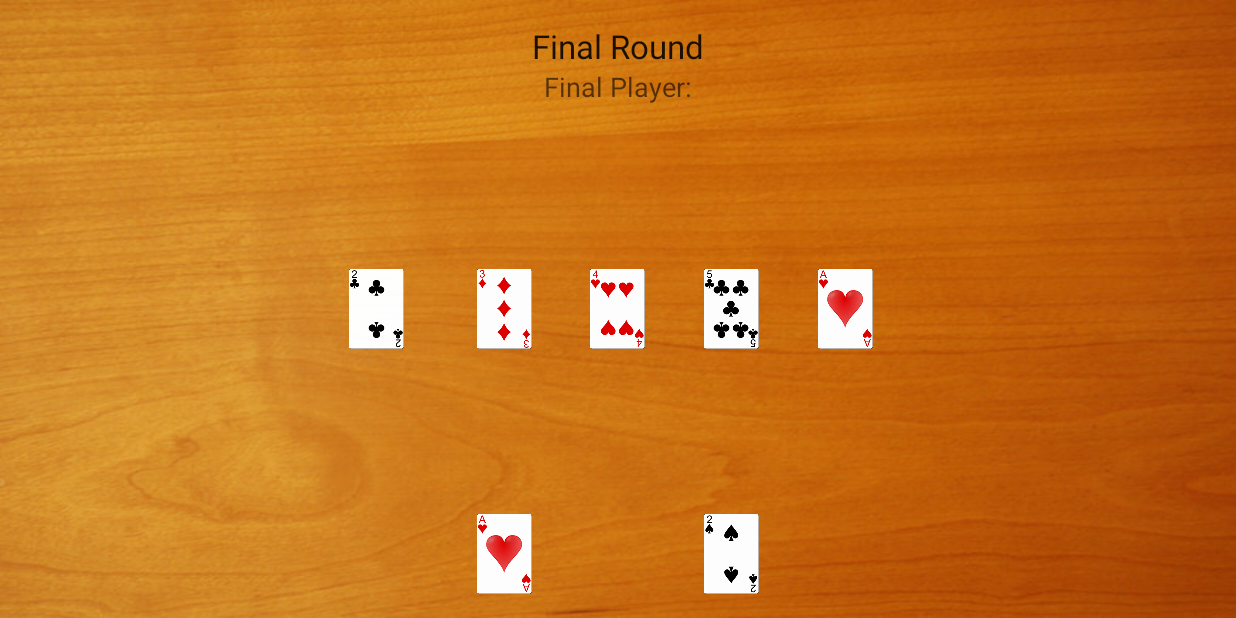
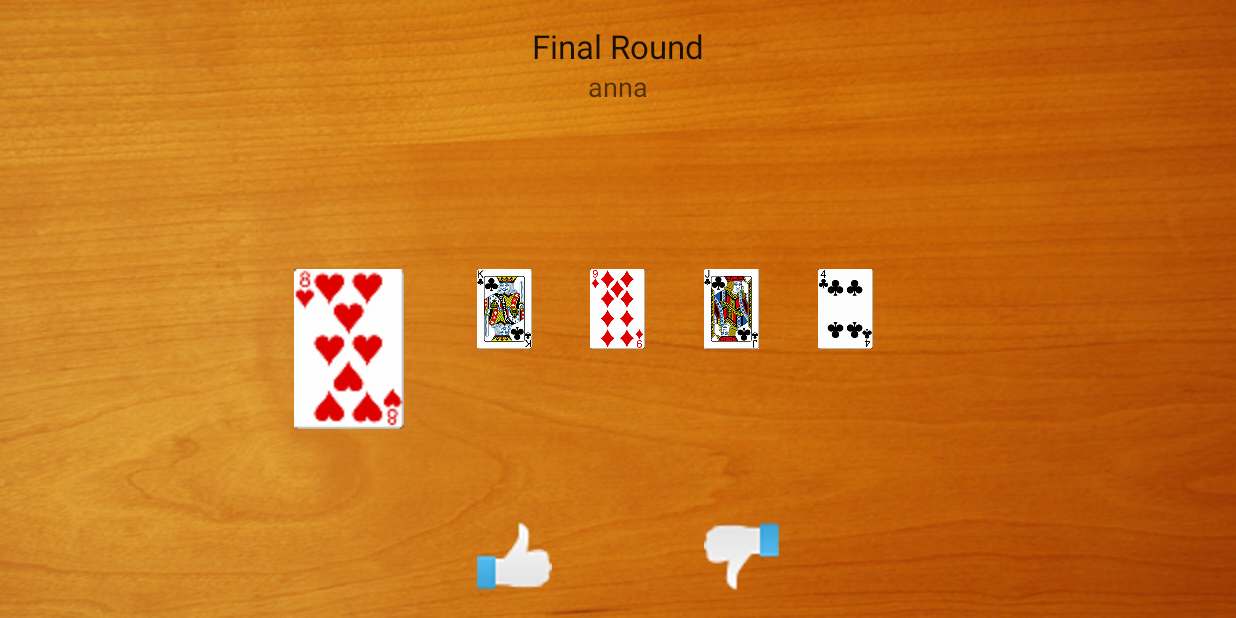
Before and after one commit to Gertfreiberger/Trinkspielsammlung, an Android app: the PyramidFinalRound screen opened directly, with no data from a screen before it, after a tap on an icon or button, on a phone screen of 824 x 412 dp (held sideways). Run offline under Robolectric (Android 15) with nearby library versions, the phone set to English and light mode, and no system bars; 2 statements that could not run were skipped; 1 other tap on this screen came first.

Commit message:
[AH, MB] create finalround logic and layout

```diff
--- a/DrinkingGamesCollection/app/src/main/java/wtfisandroid/drinkinggamescollection/gui/game/pyramid/PyramidFinalRound.java
+++ b/DrinkingGamesCollection/app/src/main/java/wtfisandroid/drinkinggamescollection/gui/game/pyramid/PyramidFinalRound.java
@@ -1,15 +1,252 @@
 package wtfisandroid.drinkinggamescollection.gui.game.pyramid;
 
+import android.content.Context;
+import android.content.SharedPreferences;
+import android.content.res.Resources;
 import android.os.Bundle;
+import android.os.Vibrator;
+import android.preference.PreferenceManager;
+import android.support.v4.content.res.ResourcesCompat;
 import android.support.v7.app.AppCompatActivity;
+import android.util.Log;
+import android.view.Gravity;
+import android.view.ViewGroup;
+import android.widget.ImageView;
+import android.widget.TextView;
+import android.widget.Toast;
+import android.view.View;
+
+import java.util.ArrayList;
+import java.util.HashMap;
+import java.util.logging.LogManager;
 
 import wtfisandroid.drinkinggamescollection.R;
+import wtfisandroid.drinkinggamescollection.data.Gamecard;
+import wtfisandroid.drinkinggamescollection.logic.Utilities;
 
 public class PyramidFinalRound extends AppCompatActivity {
+
+	private static final String TAG = "anna";
+	private SharedPreferences sharedPref;
+	private Utilities utilities;
+	private Vibrator vib;
+	private Resources resources;
+	private ImageView firstChoice;
+	private ImageView secondChoice;
+	private Gamecard gameCard = new Gamecard();
+	private Gamecard randomCard;
+	private HashMap<Integer, Gamecard> gameDeck;
+	private HashMap<Integer, ImageView> cardViews = new HashMap<Integer, ImageView>();
+	private int index=0;
+	private int deckIndex=0;
+	private int height;
+	private int width;
+	private ImageView Card1;
+	private ImageView Card2;
+	private ImageView Card3;
+	private ImageView Card4;
+	private ImageView Card5;
+	private TextView currentPlayer;
+	private ArrayList<String> players=new ArrayList<String>();
+	private int countPlayers=0;
+
 
 	@Override
 	protected void onCreate(Bundle savedInstanceState) {
 		super.onCreate(savedInstanceState);
 		setContentView(R.layout.activity_pyramid_final_round);
+
+		firstChoice = (ImageView) findViewById(R.id.ibPyramidFinalHigherButton);
+		secondChoice = (ImageView) findViewById(R.id.ibPyramidFinalLowerButton);
+
+		utilities = new Utilities(getApplicationContext());
+		sharedPref = PreferenceManager.getDefaultSharedPreferences(getApplicationContext());
+
+
+		currentPlayer= (TextView) findViewById(R.id.tvFinalPlayer);
+
+
+		 Card1 = (ImageView) findViewById(R.id.ivPyramideFinalRoundCard1);
+		 Card2 = (ImageView) findViewById(R.id.ivPyramideFinalRoundCard2);
+		 Card3 = (ImageView) findViewById(R.id.ivPyramideFinalRoundCard3);
+		 Card4 = (ImageView) findViewById(R.id.ivPyramideFinalRoundCard4);
+		 Card5 = (ImageView) findViewById(R.id.ivPyramideFinalRoundCard5);
+
+
+		gameCard.generatePyramidGameDeck();
+		gameDeck = Gamecard.getAllCards();
+
+		players.add("anna");
+		players.add("Manfred");
+		players.add("Stru");
+		prepareGame(false);
+
+
+	}
+
+
+	private void drink() {
+		if ( sharedPref.getBoolean(Utilities.VIBRATE_PREFERENCE_KEY, false) ) {
+			vib = (Vibrator) PyramidFinalRound.this.getSystemService(Context.VIBRATOR_SERVICE);
+			vib.vibrate(1000);
+		}
+		String toastText = utilities.getEmojiByUnicode(0x1F37A) + "drink" + utilities.getEmojiByUnicode(0x1F37B);
+		Toast drinkToast = Toast.makeText(getApplicationContext(), toastText, Toast.LENGTH_SHORT);
+		drinkToast.setGravity(Gravity.CENTER, 0, 0);
+		drinkToast.show();
+		ViewGroup group = (ViewGroup) drinkToast.getView();
+		TextView messageTextView = (TextView) group.getChildAt(0);
+		messageTextView.setTextSize(40);
+	}
+
+
+	private void win() {
+		if ( sharedPref.getBoolean(Utilities.VIBRATE_PREFERENCE_KEY, false) ) {
+			vib = (Vibrator) PyramidFinalRound.this.getSystemService(Context.VIBRATOR_SERVICE);
+			vib.vibrate(1000);
+		}
+		String toastText = utilities.getEmojiByUnicode(0x1F37A) + "WIN" + utilities.getEmojiByUnicode(0x1F37B);
+		Toast drinkToast = Toast.makeText(getApplicationContext(), toastText, Toast.LENGTH_SHORT);
+		drinkToast.setGravity(Gravity.CENTER, 0, 0);
+		drinkToast.show();
+		ViewGroup group = (ViewGroup) drinkToast.getView();
+		TextView messageTextView = (TextView) group.getChildAt(0);
+		messageTextView.setTextSize(40);
+	}
+
+	public void onClickLower(View v)
+	{
+		Log.d("anna"," deck:"+deckIndex);
+		cardViews.get(deckIndex).getLayoutParams().height = height;
+		cardViews.get(deckIndex).getLayoutParams().width = width;
+		cardViews.get(deckIndex).requestLayout();
+		randomCard = gameDeck.get(index);
+		cardViews.get(deckIndex).setImageResource(randomCard.getImageID());
+		cardViews.get(deckIndex).requestLayout();
+		Log.d("anna","rand: "+randomCard.getCardValue()+"akt: "+gameDeck.get(deckIndex).getCardValue()+" deckindex: "+deckIndex);
+
+		if ( randomCard.getCardValue() >= gameDeck.get(deckIndex).getCardValue() ) {
+			drink();
+			gameDeck.get(deckIndex).setCardValue(randomCard.getCardValue());
+			deckIndex=0;
+			cardViews.get(deckIndex).getLayoutParams().height = height*2;
+			cardViews.get(deckIndex).getLayoutParams().width = width*2;
+			cardViews.get(deckIndex).requestLayout();
+		}
+		else
+		{
+			if(deckIndex==4)
+			{
+				//win();
+				prepareGame(true);
+			}
+			else
+			{
+				gameDeck.get(deckIndex).setCardValue(randomCard.getCardValue());
+				deckIndex++;
+				cardViews.get(deckIndex).getLayoutParams().height = height*2;
+				cardViews.get(deckIndex).getLayoutParams().width = width*2;
+				cardViews.get(deckIndex).requestLayout();
+			}
+
+
+		}
+		if(index>51)
+		{
+			index=0;
+			prepareGame(false);
+		}
+		else
+			index++;
+
+
+
+	}
+
+	public void onClickHigher(View v)
+	{
+
+		cardViews.get(deckIndex).getLayoutParams().height = height;
+		cardViews.get(deckIndex).getLayoutParams().width = width;
+		cardViews.get(deckIndex).requestLayout();
+		randomCard = gameDeck.get(index);
+		cardViews.get(deckIndex).setImageResource(randomCard.getImageID());
+		cardViews.get(deckIndex).requestLayout();
+
+		Log.d("anna","rand: "+randomCard.getCardValue()+"akt: "+gameDeck.get(deckIndex).getCardValue()+" deckindex: "+deckIndex);
+		if ( randomCard.getCardValue() <= gameDeck.get(deckIndex).getCardValue() ) {
+			drink();
+			gameDeck.get(deckIndex).setCardValue(randomCard.getCardValue());
+			deckIndex=0;
+			cardViews.get(deckIndex).getLayoutParams().height = height*2;
+			cardViews.get(deckIndex).getLayoutParams().width = width*2;
+			cardViews.get(deckIndex).requestLayout();
+		}
+		else {
+			if(deckIndex==4)
+			{
+				//win();
+				prepareGame(true);
+			}
+			else
+			{
+				gameDeck.get(deckIndex).setCardValue(randomCard.getCardValue());
+				deckIndex++;
+				cardViews.get(deckIndex).getLayoutParams().height = height*2;
+				cardViews.get(deckIndex).getLayoutParams().width = width*2;
+				cardViews.get(deckIndex).requestLayout();
+			}
+
+		}
+		if(index>51)
+		{
+			index=0;
+			prepareGame(false);
+		}
+		else
+			index++;
+	}
+
+	private void prepareGame(boolean nextPlayer)
+	{
+		if(countPlayers<players.size())
+		{
+			if(nextPlayer)
+				countPlayers++;
+			Log.d("anna","player: "+players.get(countPlayers));
+			gameDeck = gameCard.shuffleDeck(gameDeck);
+
+			deckIndex=0;
+			index=5;
+			currentPlayer.setText(players.get(countPlayers));
+			currentPlayer.requestLayout();
+			Card1.setImageResource(gameDeck.get(0).getImageID());
+			Card2.setImageResource(gameDeck.get(1).getImageID());
+			Card3.setImageResource(gameDeck.get(2).getImageID());
+			Card4.setImageResource(gameDeck.get(3).getImageID());
+			Card5.setImageResource(gameDeck.get(4).getImageID());
+
+
+			cardViews.put(0,Card1);
+			cardViews.put(1,Card2);
+			cardViews.put(2,Card3);
+			cardViews.put(3,Card4);
+			cardViews.put(4,Card5);
+
+			height=	cardViews.get(0).getDrawable().getIntrinsicHeight();
+			width=cardViews.get(0).getDrawable().getIntrinsicWidth();
+
+			Log.d("anna","imageview:"+ cardViews.get(0));
+			cardViews.get(0).getLayoutParams().height = height*2;
+			cardViews.get(0).getLayoutParams().width = width*2;
+			cardViews.get(0).requestLayout();
+
+		}
+		else
+		{
+			//end Game
+		}
+
+
 	}
 }
--- a/DrinkingGamesCollection/app/src/main/res/layout/activity_pyramid_final_round.xml
+++ b/DrinkingGamesCollection/app/src/main/res/layout/activity_pyramid_final_round.xml
@@ -10,7 +10,8 @@
     android:paddingRight="@dimen/activity_horizontal_margin"
     android:paddingTop="@dimen/activity_vertical_margin"
     tools:context=".gui.game.pyramid.PyramidFinalRound"
-    android:background="@drawable/ic_background_manual">
+    android:background="@drawable/ic_background_manual"
+    android:clickable="false">
 
     <TextView
         android:layout_width="wrap_content"
@@ -82,7 +83,7 @@
         android:layout_width="wrap_content"
         android:layout_height="wrap_content"
         android:id="@+id/ibPyramidFinalHigherButton"
-        android:src="@drawable/gamecard_ace_of_hearts"
+        android:src="@drawable/ic_higher"
         android:background="@null"
         android:layout_alignParentBottom="true"
         android:layout_alignLeft="@+id/ivPyramideFinalRoundCard2"
@@ -94,7 +95,7 @@
         android:layout_height="wrap_content"
         android:id="@+id/ibPyramidFinalLowerButton"
         android:background="@null"
-        android:src="@drawable/gamecard_2_of_spades"
+        android:src="@drawable/ic_lower"
         android:layout_alignParentBottom="true"
         android:layout_toRightOf="@+id/textView4"
         android:layout_toEndOf="@+id/textView4"
```
